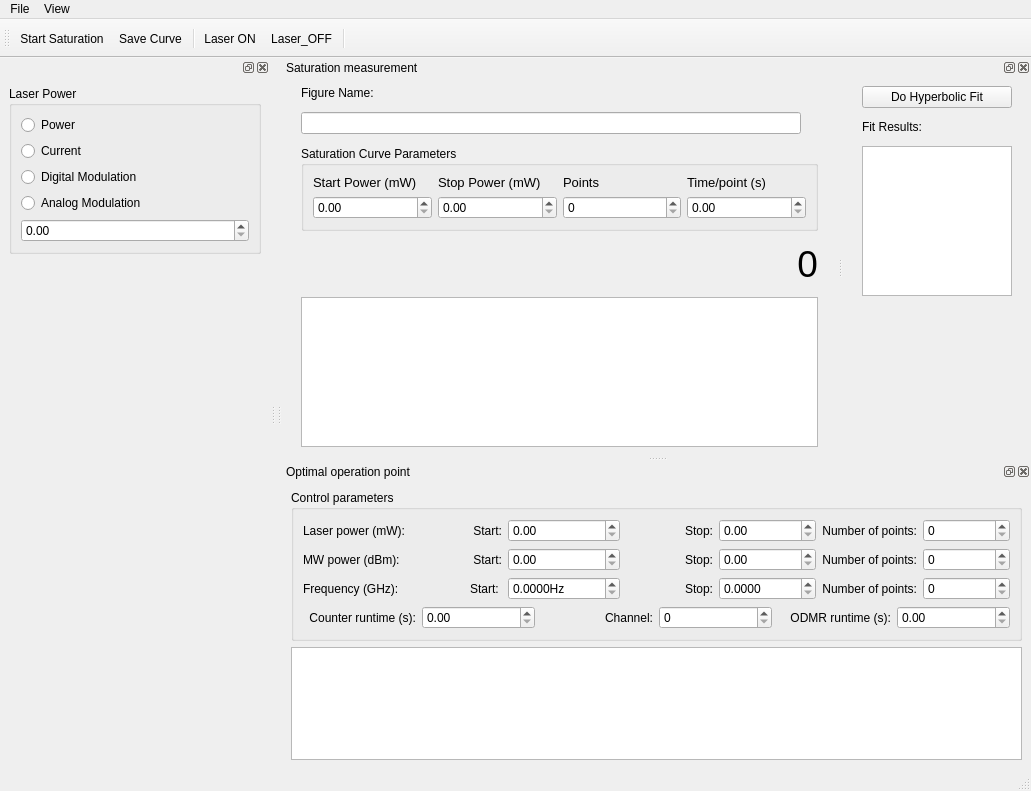
Qt form gui/laser/ui_laser.ui (sriharijayaram5/qudi) before a commit.
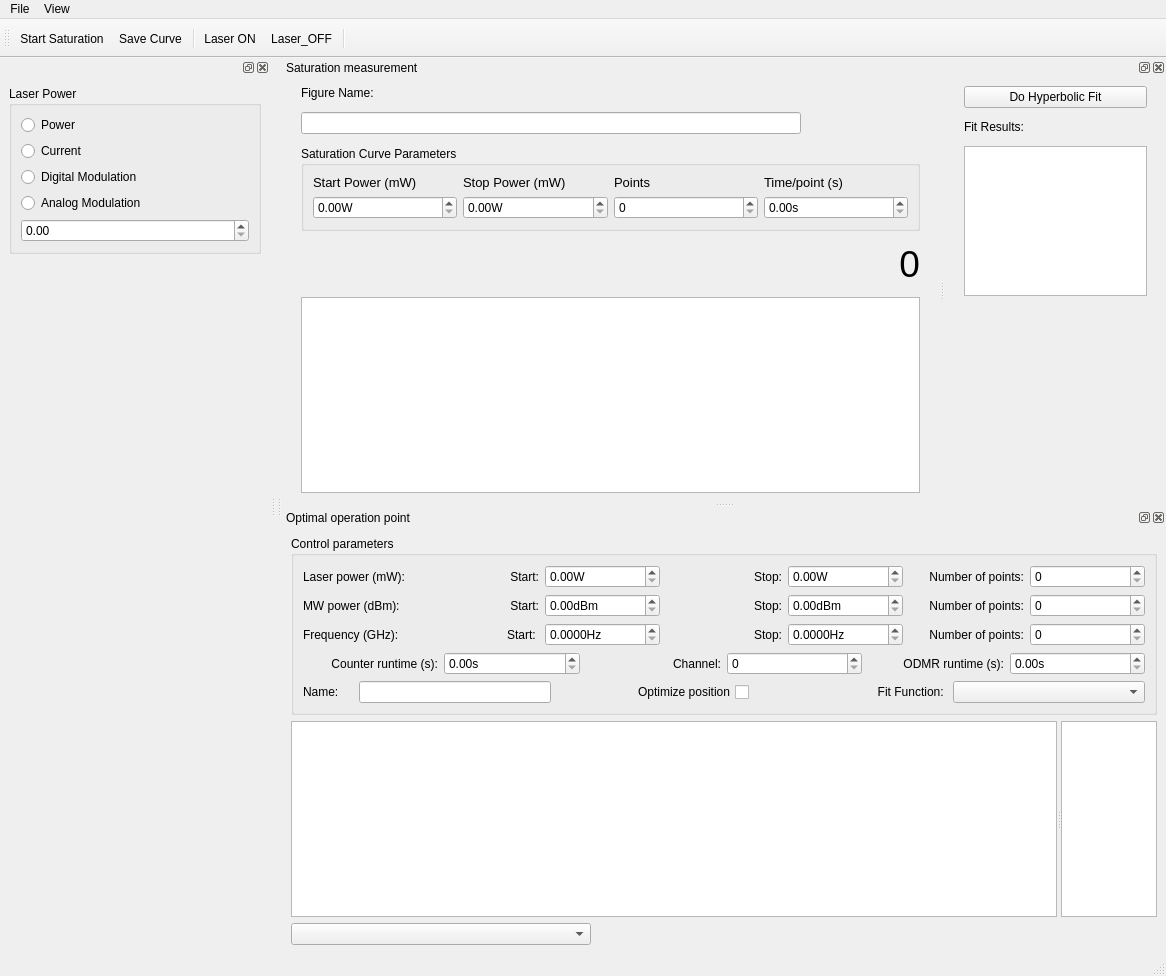
The same form after that commit. Icons and pictures are not drawn. Custom widgets are drawn as their Qt base class.

Commit message: Change measurement parameters to StatusVar. Enable to choose which data is displayed. Add a colorbar

```diff
--- a/gui/laser/ui_laser.ui
+++ b/gui/laser/ui_laser.ui
@@ -6,8 +6,8 @@
    <rect>
     <x>0</x>
     <y>0</y>
-    <width>1031</width>
-    <height>791</height>
+    <width>1166</width>
+    <height>976</height>
    </rect>
   </property>
   <property name="windowTitle">
@@ -144,7 +144,11 @@
                </widget>
               </item>
               <item>
-               <widget class="ScienDSpinBox" name="startPowerDoubleSpinBox"/>
+               <widget class="ScienDSpinBox" name="startPowerDoubleSpinBox">
+                <property name="suffix">
+                 <string>W</string>
+                </property>
+               </widget>
               </item>
              </layout>
             </item>
@@ -169,7 +173,11 @@
                </widget>
               </item>
               <item>
-               <widget class="ScienDSpinBox" name="stopPowerDoubleSpinBox"/>
+               <widget class="ScienDSpinBox" name="stopPowerDoubleSpinBox">
+                <property name="suffix">
+                 <string>W</string>
+                </property>
+               </widget>
               </item>
              </layout>
             </item>
@@ -222,7 +230,11 @@
                </widget>
               </item>
               <item>
-               <widget class="ScienDSpinBox" name="timeDoubleSpinBox"/>
+               <widget class="ScienDSpinBox" name="timeDoubleSpinBox">
+                <property name="suffix">
+                 <string>s</string>
+                </property>
+               </widget>
               </item>
              </layout>
             </item>
@@ -385,7 +397,7 @@
     <rect>
      <x>0</x>
      <y>0</y>
-     <width>1031</width>
+     <width>1166</width>
      <height>22</height>
     </rect>
    </property>
@@ -511,6 +523,12 @@
     <layout class="QVBoxLayout" name="verticalLayout_10">
      <item>
       <widget class="QGroupBox" name="groupBox_3">
+       <property name="sizePolicy">
+        <sizepolicy hsizetype="Preferred" vsizetype="Preferred">
+         <horstretch>0</horstretch>
+         <verstretch>0</verstretch>
+        </sizepolicy>
+       </property>
        <property name="title">
         <string>Control parameters</string>
        </property>
@@ -548,7 +566,11 @@
            </widget>
           </item>
           <item row="0" column="4">
-           <widget class="ScienDSpinBox" name="laser_power_stop_DoubleSpinBox"/>
+           <widget class="ScienDSpinBox" name="laser_power_stop_DoubleSpinBox">
+            <property name="suffix">
+             <string>W</string>
+            </property>
+           </widget>
           </item>
           <item row="0" column="5">
            <widget class="QLabel" name="laser_power_num_Label">
@@ -578,10 +600,17 @@
            </widget>
           </item>
           <item row="1" column="4">
-           <widget class="ScienDSpinBox" name="mw_power_stop_DoubleSpinBox"/>
+           <widget class="ScienDSpinBox" name="mw_power_stop_DoubleSpinBox">
+            <property name="suffix">
+             <string>dBm</string>
+            </property>
+           </widget>
           </item>
           <item row="2" column="4">
            <widget class="ScienDSpinBox" name="freq_stop_DoubleSpinBox">
+            <property name="suffix">
+             <string>Hz</string>
+            </property>
             <property name="decimals">
              <number>4</number>
             </property>
@@ -591,7 +620,11 @@
            </widget>
           </item>
           <item row="1" column="2">
-           <widget class="ScienDSpinBox" name="mw_power_start_DoubleSpinBox"/>
+           <widget class="ScienDSpinBox" name="mw_power_start_DoubleSpinBox">
+            <property name="suffix">
+             <string>dBm</string>
+            </property>
+           </widget>
           </item>
           <item row="2" column="6">
            <widget class="QSpinBox" name="freq_num_SpinBox"/>
@@ -671,6 +704,9 @@
           </item>
           <item row="0" column="2">
            <widget class="ScienDSpinBox" name="laser_power_start_DoubleSpinBox">
+            <property name="suffix">
+             <string>W</string>
+            </property>
             <property name="decimals">
              <number>2</number>
             </property>
@@ -682,6 +718,12 @@
          <layout class="QHBoxLayout" name="horizontalLayout_5">
           <item>
            <widget class="QLabel" name="counter_runtime_Label">
+            <property name="sizePolicy">
+             <sizepolicy hsizetype="Preferred" vsizetype="Minimum">
+              <horstretch>0</horstretch>
+              <verstretch>0</verstretch>
+             </sizepolicy>
+            </property>
             <property name="text">
              <string>Counter runtime (s):</string>
             </property>
@@ -691,7 +733,11 @@
            </widget>
           </item>
           <item>
-           <widget class="ScienDSpinBox" name="counter_runtime_DoubleSpinBox"/>
+           <widget class="ScienDSpinBox" name="counter_runtime_DoubleSpinBox">
+            <property name="suffix">
+             <string>s</string>
+            </property>
+           </widget>
           </item>
           <item>
            <widget class="QLabel" name="channel_Label">
@@ -717,7 +763,64 @@
            </widget>
           </item>
           <item>
-           <widget class="ScienDSpinBox" name="odmr_runtime_DoubleSpinBox"/>
+           <widget class="ScienDSpinBox" name="odmr_runtime_DoubleSpinBox">
+            <property name="suffix">
+             <string>s</string>
+            </property>
+           </widget>
+          </item>
+         </layout>
+        </item>
+        <item>
+         <layout class="QHBoxLayout" name="horizontalLayout_3">
+          <item>
+           <widget class="QLabel" name="label">
+            <property name="maximumSize">
+             <size>
+              <width>50</width>
+              <height>16777215</height>
+             </size>
+            </property>
+            <property name="text">
+             <string>Name:</string>
+            </property>
+           </widget>
+          </item>
+          <item>
+           <widget class="QLineEdit" name="nametag_LineEdit">
+            <property name="sizePolicy">
+             <sizepolicy hsizetype="Preferred" vsizetype="Fixed">
+              <horstretch>0</horstretch>
+              <verstretch>0</verstretch>
+             </sizepolicy>
+            </property>
+           </widget>
+          </item>
+          <item>
+           <widget class="QCheckBox" name="optimize_CheckBox">
+            <property name="layoutDirection">
+             <enum>Qt::RightToLeft</enum>
+            </property>
+            <property name="text">
+             <string>Optimize position</string>
+            </property>
+            <property name="tristate">
+             <bool>false</bool>
+            </property>
+           </widget>
+          </item>
+          <item>
+           <widget class="QLabel" name="Fit_label">
+            <property name="text">
+             <string>Fit Function: </string>
+            </property>
+            <property name="alignment">
+             <set>Qt::AlignRight|Qt::AlignTrailing|Qt::AlignVCenter</set>
+            </property>
+           </widget>
+          </item>
+          <item>
+           <widget class="FitSettingsComboBox" name="fit_ComboBox"/>
           </item>
          </layout>
         </item>
@@ -725,7 +828,55 @@
       </widget>
      </item>
      <item>
-      <widget class="PlotWidget" name="matrix_PlotWidget"/>
+      <widget class="QSplitter" name="splitter_2">
+       <property name="sizePolicy">
+        <sizepolicy hsizetype="Expanding" vsizetype="Expanding">
+         <horstretch>0</horstretch>
+         <verstretch>0</verstretch>
+        </sizepolicy>
+       </property>
+       <property name="orientation">
+        <enum>Qt::Horizontal</enum>
+       </property>
+       <widget class="PlotWidget" name="matrix_PlotWidget">
+        <property name="sizePolicy">
+         <sizepolicy hsizetype="Expanding" vsizetype="Expanding">
+          <horstretch>8</horstretch>
+          <verstretch>0</verstretch>
+         </sizepolicy>
+        </property>
+       </widget>
+       <widget class="PlotWidget" name="oop_cb_PlotWidget">
+        <property name="sizePolicy">
+         <sizepolicy hsizetype="Preferred" vsizetype="Expanding">
+          <horstretch>1</horstretch>
+          <verstretch>0</verstretch>
+         </sizepolicy>
+        </property>
+        <property name="minimumSize">
+         <size>
+          <width>10</width>
+          <height>0</height>
+         </size>
+        </property>
+        <property name="maximumSize">
+         <size>
+          <width>16777215</width>
+          <height>16777215</height>
+         </size>
+        </property>
+       </widget>
+      </widget>
+     </item>
+     <item>
+      <widget class="QComboBox" name="data_ComboBox">
+       <property name="maximumSize">
+        <size>
+         <width>300</width>
+         <height>16777215</height>
+        </size>
+       </property>
+      </widget>
      </item>
     </layout>
    </widget>
@@ -839,6 +990,11 @@
    <extends>QDoubleSpinBox</extends>
    <header>qtwidgets.scientific_spinbox.h</header>
   </customwidget>
+  <customwidget>
+   <class>FitSettingsComboBox</class>
+   <extends>QComboBox</extends>
+   <header>gui/fitsettings</header>
+  </customwidget>
  </customwidgets>
  <resources/>
  <connections>
```
The commit also changes 4 other files.
